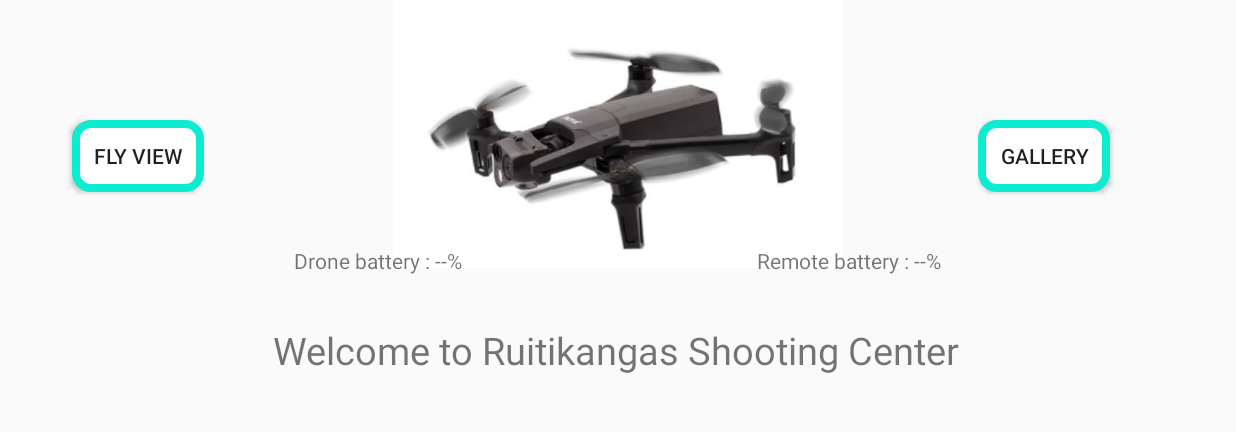
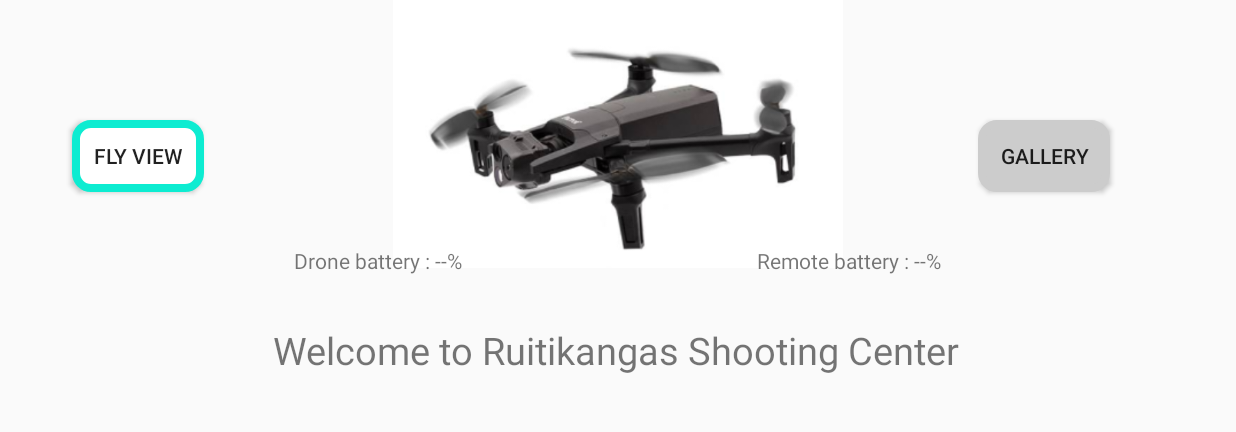
Before and after one commit to Ruutikangas-Shooting-Project/RuutikangasProject, an Android app: the screen it shows after launch (BatteryStatusActivity), on a phone screen of 824 x 412 dp (held sideways), the part 174-606 px from its top. Run offline under Robolectric (Android 15) with nearby library versions, the phone set to English and light mode, and no system bars; libraries missing offline, so code that uses them is left out: com.parrot.drone; 2 statements that could not run were skipped.

Commit message:
add btn new fun, when it not connect, it wont able to click and click will tell connect to drone

```diff
--- a/app/src/main/java/com/parrot/camera/BatteryStatusActivity.kt
+++ b/app/src/main/java/com/parrot/camera/BatteryStatusActivity.kt
@@ -2,16 +2,17 @@ package com.parrot.camera
 
 import android.content.Intent
 import android.os.Bundle
-import android.util.Log
+import android.view.View
 import android.widget.Button
-import android.widget.ProgressBar
 import android.widget.TextView
+import android.widget.Toast
 import androidx.appcompat.app.AppCompatActivity
+import androidx.core.content.ContextCompat
 import com.parrot.drone.groundsdk.GroundSdk
 import com.parrot.drone.groundsdk.ManagedGroundSdk
+import com.parrot.drone.groundsdk.device.DeviceState
 import com.parrot.drone.groundsdk.device.instrument.BatteryInfo
 import com.parrot.drone.groundsdk.facility.AutoConnection
-import java.time.Instant
 
 class BatteryStatusActivity :AppCompatActivity() {
     //follow the main to add groundsdk to get sdk
@@ -35,7 +36,6 @@ class BatteryStatusActivity :AppCompatActivity() {
         remoteBatteryInfo = findViewById(R.id.remoteBatteryTxt)
         //connectStatusTxt = findViewById(R.id.connectStatusTxt)
         flyViewBtn = findViewById(R.id.connectDroneBtn)
-        //connectDroneBtn = findViewById(R.id.connectDroneBtn)
 
         // link to main fly model (id change to flyviewBtn)
         val flyViewBtn = findViewById<Button>(R.id.connectDroneBtn)
@@ -44,10 +44,26 @@ class BatteryStatusActivity :AppCompatActivity() {
             startActivity(intent)
         }
         val galleryBtn = findViewById<Button>(R.id.galleryBtn)
+        val galleryBtnOverlay = findViewById<View>(R.id.galleryBtnOverlay)
+        galleryBtnOverlay.setOnClickListener {
+            if (!galleryBtn.isEnabled) {
+                Toast.makeText(this, "Pls connect to drone", Toast.LENGTH_SHORT).show()
+            }
+        }
+       /* galleryBtn.setOnClickListener {
+            if (!galleryBtn.isEnabled) {
+                Toast.makeText(this, "Pls connect to drone", Toast.LENGTH_SHORT).show()
+            }else{
+                val intent = Intent(this, MediaListActivity::class.java)
+                startActivity(intent)
+            }
+        }*/
+
         galleryBtn.setOnClickListener {
             val intent = Intent(this, MediaListActivity::class.java)
             startActivity(intent)
         }
+
         updateBatteryStatus()
     }
     private fun updateBatteryStatus(){
@@ -56,6 +72,13 @@ class BatteryStatusActivity :AppCompatActivity() {
                 if (it.status != AutoConnection.Status.STARTED) {
                     it.start()
                 }
+
+                //0821 new code check if connect to drone
+                //val droneConnected = it.drone?.state?.connectionState == DeviceState.ConnectionState.CONNECTED
+                //findViewById<Button>(R.id.galleryBtn).isEnabled = droneConnected
+                val droneConnected = it.drone?.state?.connectionState == DeviceState.ConnectionState.CONNECTED
+                updateBtnState(droneConnected)
+
                 it.drone?.let {drone->
                     drone.getInstrument(BatteryInfo::class.java) {batteryInfo->
                         batteryInfo?.let {info->
@@ -78,6 +101,21 @@ class BatteryStatusActivity :AppCompatActivity() {
         }
 
     }
+    private fun updateBtnState(droneConnected: Boolean) {
+       //0821 new code check if connect to drone
+        val galleryButton: Button = findViewById(R.id.galleryBtn)
+        val galleryBtnOverlay : View = findViewById(R.id.galleryBtnOverlay)
+
+        galleryButton.isEnabled = droneConnected
+        galleryBtnOverlay.visibility = if (droneConnected) View.GONE else View.VISIBLE
+
+        galleryButton.background = if (droneConnected){
+            ContextCompat.getDrawable(this, R.drawable.btn_connected)
+        }else {
+            ContextCompat.getDrawable(this, R.drawable.btn_disconnted)
+        }
+
+    }
     override fun onDestroy() {
         super.onDestroy()
     }
--- /dev/null
+++ b/app/src/main/res/drawable/btn_connected.xml
@@ -0,0 +1,26 @@
+<?xml version="1.0" encoding="utf-8"?>
+<selector xmlns:android="http://schemas.android.com/apk/res/android">
+    <!--when press-->
+    <item android:state_pressed="true">
+        <shape android:shape="rectangle">
+            <solid android:color="#C5F418"/>
+            <corners android:radius="10dp"/>
+            <stroke android:color="#C5F418"
+                android:width="5dp"/>
+        </shape>
+
+    </item>
+    <item>
+        <shape android:shape="rectangle">
+            <solid android:color="#ffff"/>
+            <stroke
+                android:color ="#0DECD1"
+                android:width="5dp"
+                />
+            <corners
+                android:radius="10dp"
+                />
+        </shape>
+
+    </item>
+</selector>
--- /dev/null
+++ b/app/src/main/res/drawable/btn_disconnted.xml
@@ -0,0 +1,16 @@
+<?xml version="1.0" encoding="utf-8"?>
+<selector xmlns:android="http://schemas.android.com/apk/res/android">
+    <item>
+        <shape android:shape="rectangle">
+            <solid android:color="#CCCCCC"/>
+            <stroke
+                android:color ="#CCCCCC"
+                android:width="5dp"
+                />
+            <corners
+                android:radius="10dp"
+                />
+        </shape>
+
+    </item>
+</selector>
--- /dev/null
+++ b/app/src/main/res/drawable/grey_button.xml
@@ -0,0 +1,6 @@
+<?xml version="1.0" encoding="utf-8"?>
+<selector xmlns:android="http://schemas.android.com/apk/res/android">
+<item android:state_enabled="true" android:drawable="@drawable/flyviewbtn"/>
+    <item android:state_enabled="false" android:drawable="@color/gray"/>
+
+</selector>
--- a/app/src/main/res/layout-land/activity_battery_status.xml
+++ b/app/src/main/res/layout-land/activity_battery_status.xml
@@ -80,8 +80,17 @@
         android:layout_height="wrap_content"
         android:layout_marginTop="80dp"
         android:layout_marginEnd="84dp"
-        android:background="@drawable/flyviewbtn"
+        android:background="@drawable/btn_disconnted"
         android:text="Gallery"
+        app:layout_constraintEnd_toEndOf="parent"
+        app:layout_constraintTop_toBottomOf="@id/tv_title" />
+    <View
+        android:id="@+id/galleryBtnOverlay"
+        android:layout_width="wrap_content"
+        android:layout_height="wrap_content"
+        android:layout_marginTop="80dp"
+        android:layout_marginEnd="84dp"
+        android:background="@android:color/transparent"
         app:layout_constraintEnd_toEndOf="parent"
         app:layout_constraintTop_toBottomOf="@id/tv_title" />
 
--- a/app/src/main/res/values/colors.xml
+++ b/app/src/main/res/values/colors.xml
@@ -4,4 +4,5 @@
     <color name="colorPrimaryDark">#00574B</color>
     <color name="colorAccent">#D81B60</color>
     <color name="black">#0000</color>
+    <color name="gray">#CCCCCC</color>
 </resources>
```
Also changed, not shown: app/src/main/java/com/parrot/camera/MediaListActivity.kt (+12 -2 lines).
